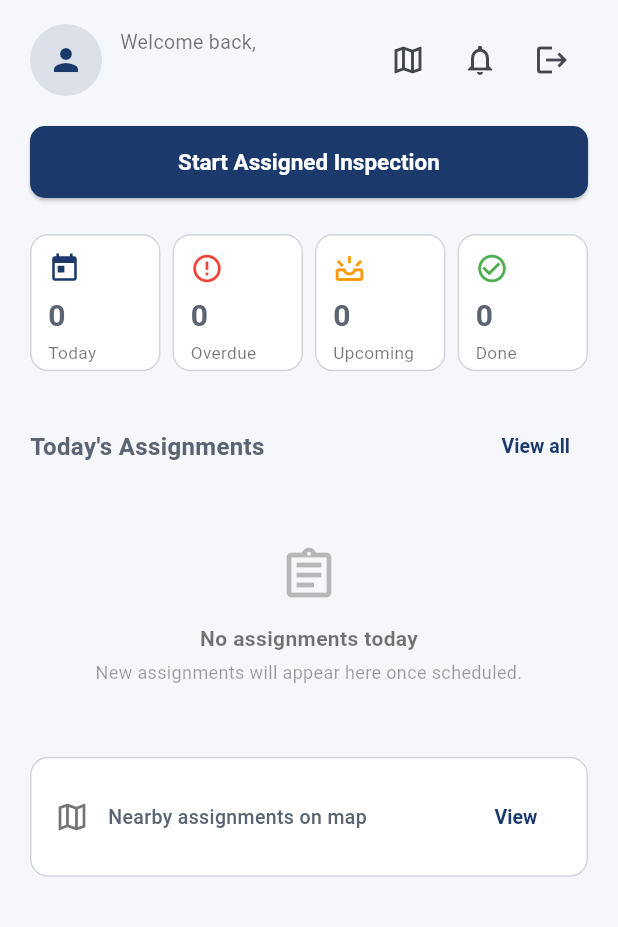
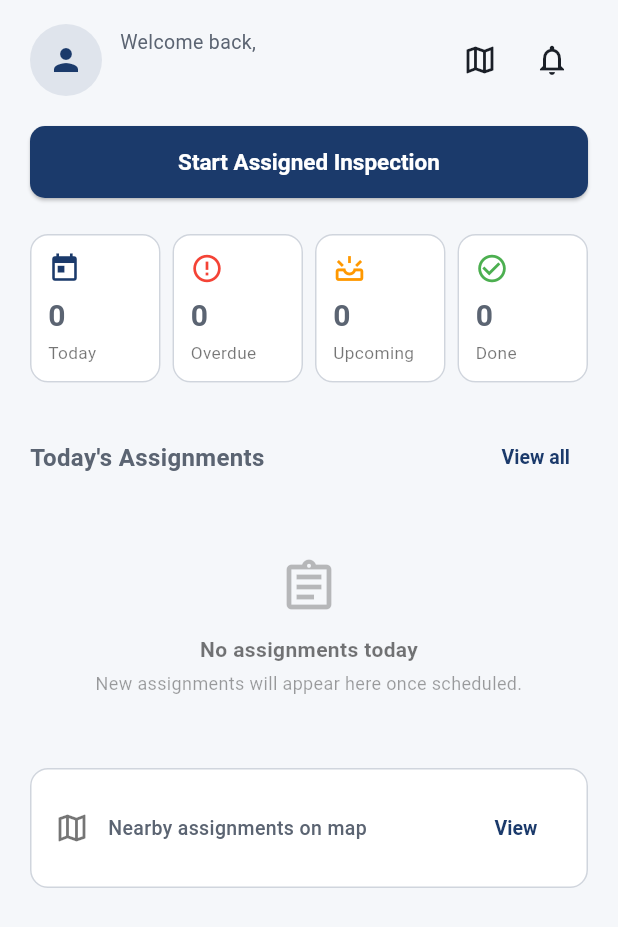
Before and after one commit to R0HAN-KASHYAP01/Sentinal, a Flutter app: the InspectorHomeScreen screen opened directly, on a phone screen of 412 x 824 dp. Shown: the top 927 px of the screen. Run offline on Flutter 3.47's test engine with Material 3 defaults, Android fonts, the phone set to English and light mode, and no system bars; our stand-ins replace file_picker, flutter_map, geocoding, geolocator, image_picker, latlong2 and 1 more; accounts and stored records are empty.

Commit message:
inspector dashboard error resolved and logout button removed

```diff
--- a/lib/features/dashboard/presentation/inspector_home_screen.dart
+++ b/lib/features/dashboard/presentation/inspector_home_screen.dart
@@ -1,8 +1,8 @@
 import 'package:flutter/material.dart';
 
 import '../../../app/routes.dart';
+import '../../../app/theme.dart';
 import '../../../core/widgets/app_card.dart';
-import '../../../core/widgets/dashboard_header.dart';
 import '../../../core/widgets/empty_state.dart';
 import '../../../core/widgets/primary_button.dart';
 import '../../../core/widgets/section_header.dart';
@@ -58,13 +58,6 @@ class _InspectorHomeScreenState extends State<InspectorHomeScreen> {
 
       debugPrint('Failed to load assignments: $error');
     }
-  }
-
-  void _logout(BuildContext context) {
-    SessionService.instance.clear();
-
-    Navigator.of(context)
-        .pushNamedAndRemoveUntil(AppRoutes.login, (route) => false);
   }
 
   List<AssignmentSummary> get _todaysAssignments {
@@ -123,21 +116,7 @@ class _InspectorHomeScreenState extends State<InspectorHomeScreen> {
             physics: const AlwaysScrollableScrollPhysics(),
             padding: const EdgeInsets.fromLTRB(20, 16, 20, 24),
             children: [
-              DashboardHeader(
-                greeting: 'Welcome back,',
-                userName: user?.name ?? 'PMU Inspector',
-                onNotificationTap: () {},
-                onLogoutTap: () => _logout(context),
-                trailingActions: [
-                  IconButton(
-                    icon: const Icon(Icons.map_outlined),
-                    tooltip: 'Institute Map',
-                    onPressed: () {
-                      Navigator.of(context).pushNamed(AppRoutes.instituteMap);
-                    },
-                  ),
-                ],
-              ),
+              _InspectorHeader(userName: user?.name ?? 'PMU Inspector'),
 
               const SizedBox(height: 20),
 
@@ -151,48 +130,48 @@ class _InspectorHomeScreenState extends State<InspectorHomeScreen> {
 
               const SizedBox(height: 24),
 
-              GridView.count(
-                crossAxisCount: 4,
-                shrinkWrap: true,
-                physics: const NeverScrollableScrollPhysics(),
-                crossAxisSpacing: 8,
-                mainAxisSpacing: 8,
-                childAspectRatio: 0.95,
+              // Row of Expanded cards — each sizes to its own content, so it
+              // can never overflow regardless of text length or font scale
+              // (the previous fixed-aspect-ratio GridView could).
+              Row(
                 children: [
-                  SummaryStatCard(
+                  Expanded(
+                    child: SummaryStatCard(
                       icon: Icons.today,
                       label: 'Today',
                       count: _isLoading ? '—' : '$_todayCount',
-                    onTap: () {
-                      _openAssignments(filter: 'today');
-                    },
+                      onTap: () => _openAssignments(filter: 'today'),
                     ),
-                  SummaryStatCard(
+                  ),
+                  const SizedBox(width: 8),
+                  Expanded(
+                    child: SummaryStatCard(
                       icon: Icons.error_outline,
                       label: 'Overdue',
                       count: _isLoading ? '—' : '$_overdueCount',
                       accentColor: Colors.red,
-                    onTap: () {
-                      _openAssignments(status: AssignmentStatus.overdue);
-                    },
+                      onTap: () => _openAssignments(status: AssignmentStatus.overdue),
                     ),
-                  SummaryStatCard(
+                  ),
+                  const SizedBox(width: 8),
+                  Expanded(
+                    child: SummaryStatCard(
                       icon: Icons.upcoming_outlined,
                       label: 'Upcoming',
                       count: _isLoading ? '—' : '$_upcomingCount',
                       accentColor: Colors.orange,
-                    onTap: () {
-                      _openAssignments(filter: 'upcoming');
-                    },
+                      onTap: () => _openAssignments(filter: 'upcoming'),
                     ),
-                  SummaryStatCard(
+                  ),
+                  const SizedBox(width: 8),
+                  Expanded(
+                    child: SummaryStatCard(
                       icon: Icons.check_circle_outline,
                       label: 'Done',
                       count: _isLoading ? '—' : '$_completedCount',
                       accentColor: Colors.green,
-                    onTap: () {
-                      _openAssignments(status: AssignmentStatus.completed);
-                    },
+                      onTap: () => _openAssignments(status: AssignmentStatus.completed),
+                    ),
                   ),
                 ],
               ),
@@ -300,3 +279,47 @@ class _InspectorHomeScreenState extends State<InspectorHomeScreen> {
     );
   }
 }
+
+/// Header for this screen only — greeting, name, and the map/notification
+/// actions, with no logout button. The shared DashboardHeader (still used
+/// elsewhere, e.g. NGO dashboard) is untouched.
+class _InspectorHeader extends StatelessWidget {
+  final String userName;
+  const _InspectorHeader({required this.userName});
+
+  @override
+  Widget build(BuildContext context) {
+    return Row(
+      children: [
+        CircleAvatar(
+          radius: 24,
+          backgroundColor: AppColors.primary.withValues(alpha: 0.10),
+          child: const Icon(Icons.person, color: AppColors.primary),
+        ),
+        const SizedBox(width: 12),
+        Expanded(
+          child: Column(
+            crossAxisAlignment: CrossAxisAlignment.start,
+            children: [
+              const Text('Welcome back,', style: TextStyle(fontSize: 13, color: AppColors.textSecondary)),
+              Text(
+                userName,
+                style: const TextStyle(fontSize: 17, fontWeight: FontWeight.w700, color: AppColors.textPrimary),
+                overflow: TextOverflow.ellipsis,
+              ),
+            ],
+          ),
+        ),
+        IconButton(
+          icon: const Icon(Icons.map_outlined, color: AppColors.textPrimary),
+          tooltip: 'Institute Map',
+          onPressed: () => Navigator.of(context).pushNamed(AppRoutes.instituteMap),
+        ),
+        IconButton(
+          icon: const Icon(Icons.notifications_none, color: AppColors.textPrimary),
+          onPressed: () {},
+        ),
+      ],
+    );
+  }
+}
```
Lines whose indentation alone changed are shown as unchanged.
